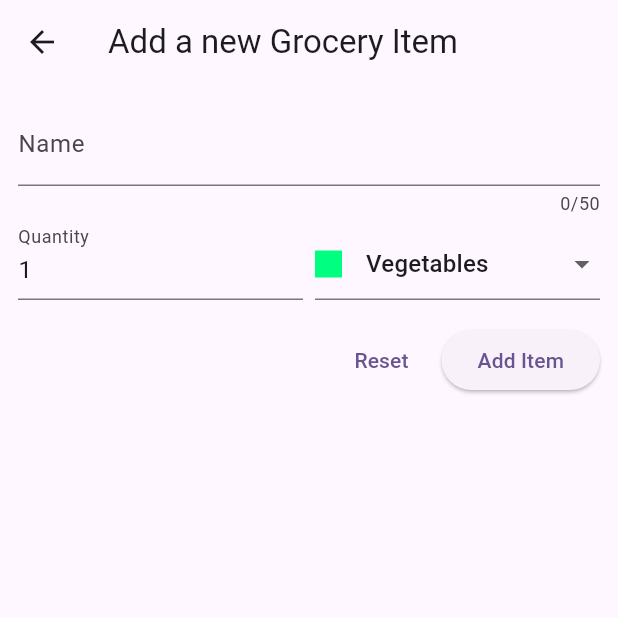
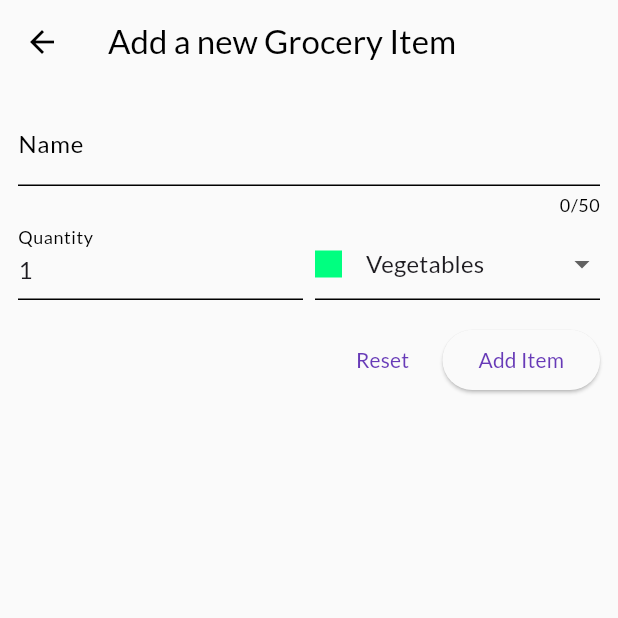
Before and after one commit to neeraj-bhatt/flutter-projects, a Flutter app: the NewItem screen opened directly, on a phone screen of 412 x 824 dp, the top half of it. Run offline on Flutter 3.47's test engine with Material 3 defaults, Android fonts, the phone set to English and light mode, and no system bars; our stand-ins replace firebase_auth, firebase_core, flutter_riverpod, google_fonts, image_picker, location and 2 more; accounts and stored records are empty; network calls fail.

Commit message:
theme update

```diff
--- a/e_commerce/lib/main.dart
+++ b/e_commerce/lib/main.dart
@@ -1,6 +1,25 @@
 import 'package:flutter/material.dart';
 
 import 'package:e_commerce/screens/home_screen.dart';
+import 'package:google_fonts/google_fonts.dart';
+
+final theme = ThemeData(
+  colorScheme: ColorScheme.light(
+    primary: Colors.deepPurple,
+    secondary: Colors.amber,
+    surface: Colors.grey[50]!,
+    onPrimary: Colors.white,
+    onSecondary: Colors.black,
+  ),
+  textTheme: GoogleFonts.latoTextTheme(),
+  appBarTheme: AppBarTheme(elevation: 0),
+  cardTheme: CardTheme(
+    elevation: 3.0,
+    shape: RoundedRectangleBorder(
+      borderRadius: BorderRadius.circular(12.0),
+    ),
+  ),
+);
 
 void main() {
   runApp(const MyApp());
@@ -15,10 +34,8 @@ class MyApp extends StatelessWidget {
     return MaterialApp(
       title: 'e-commerce',
       debugShowCheckedModeBanner: false,
-      theme: ThemeData(
-        colorScheme: ColorScheme.fromSeed(seedColor: Colors.deepPurple),
-        useMaterial3: true,
-      ),
+      theme: theme,
+      themeMode: ThemeMode.system,
       home: const HomeScreen(),
     );
   }
--- a/e_commerce/pubspec.yaml
+++ b/e_commerce/pubspec.yaml
@@ -35,6 +35,7 @@ dependencies:
   # Use with the CupertinoIcons class for iOS style icons.
   cupertino_icons: ^1.0.8
   http: ^1.4.0
+  google_fonts: ^6.2.1
 
 dev_dependencies:
   flutter_test:
```
Also changed, not shown: e_commerce/lib/screens/home_screen.dart (+8 -1 lines), e_commerce/lib/screens/product_screen.dart (+11 -3 lines), e_commerce/lib/widgets/product_card.dart (+12 -5 lines), e_commerce/pubspec.lock, 1 other file.
